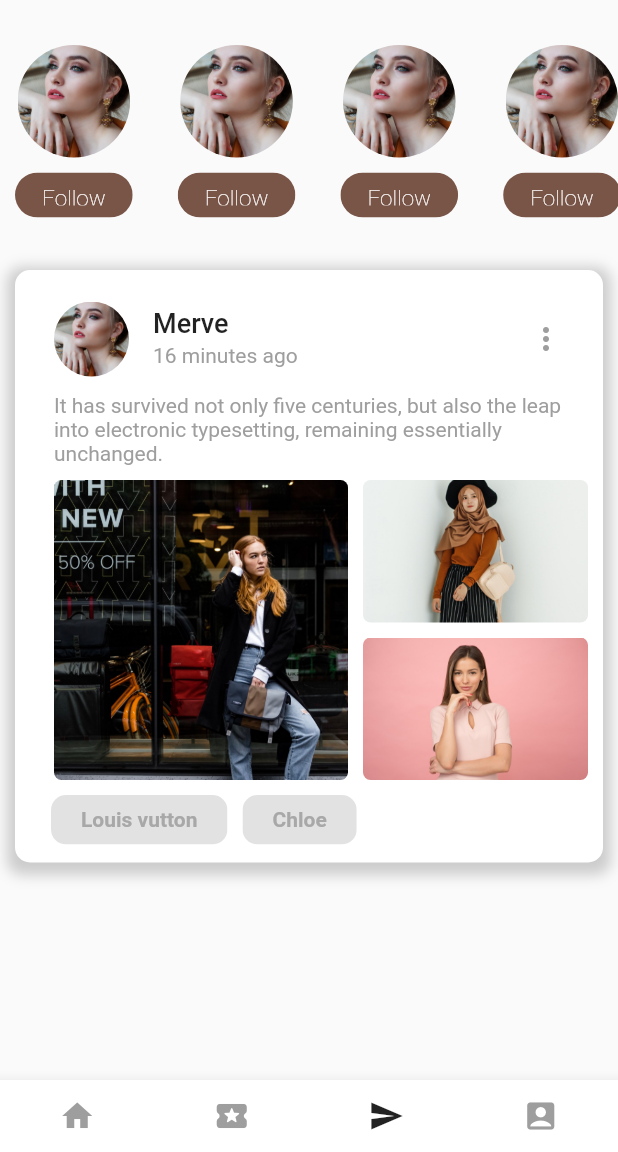
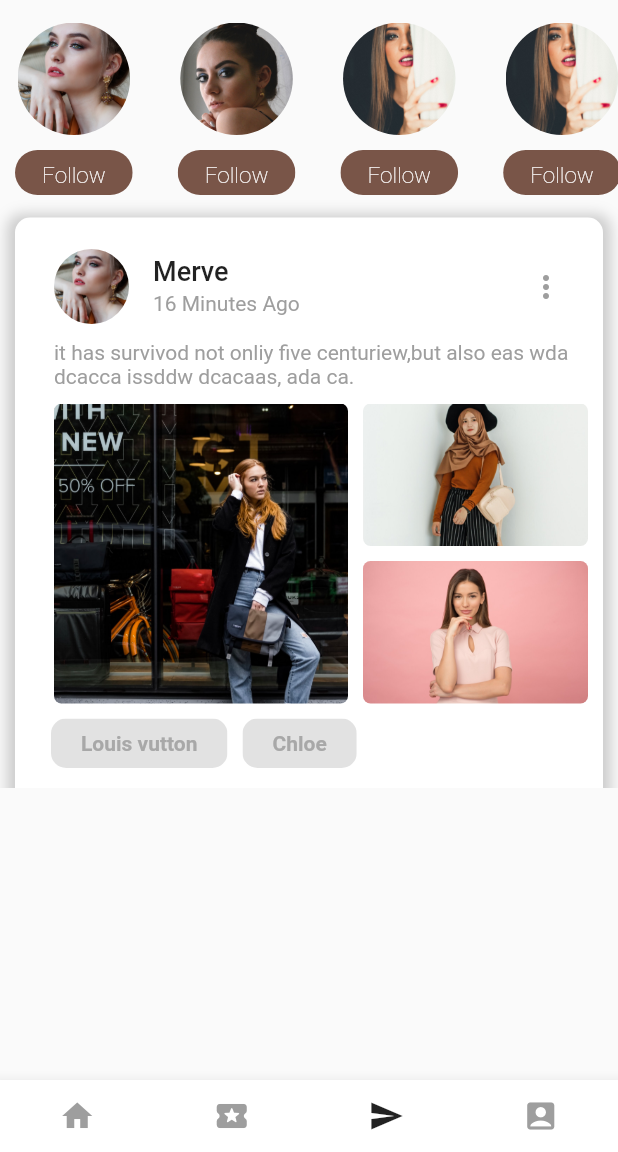
Before and after one commit to ketvolkan/Flutter-Fashion-App-Riverpod, a Flutter app: the screen it shows after launch, on a phone screen of 412 x 824 dp, the part 84-1236 px from its top. Run offline on Flutter 3.47's test engine with Material 2 defaults, Android fonts, the phone set to English and light mode, and no system bars; our stand-ins replace flutter_riverpod.

Commit message:
Projeye riverpod eklendi

```diff
--- a/lib/main.dart
+++ b/lib/main.dart
@@ -1,8 +1,9 @@
 import 'package:flutter/material.dart';
+import 'package:flutter_riverpod/flutter_riverpod.dart';
 import 'package:modaapp/pages/HomePage.dart';
 
 void main() {
-  runApp(const MyApp());
+  runApp(ProviderScope(child: const MyApp()));
 }
 
 class MyApp extends StatelessWidget {
--- /dev/null
+++ b/lib/models/Post.dart
@@ -0,0 +1,16 @@
+import 'package:flutter/cupertino.dart';
+
+@immutable
+class Post {
+  final int id;
+  final String username;
+  final String comment;
+  final String time;
+  final String photoUrl;
+  Post(
+      {required this.id,
+      required this.username,
+      required this.comment,
+      required this.time,
+      required this.photoUrl}) {}
+}
--- a/lib/pages/HomePage.dart
+++ b/lib/pages/HomePage.dart
@@ -3,6 +3,7 @@ import 'package:flutter/material.dart';
 import 'package:modaapp/main.dart';
 import 'package:modaapp/widgets/AppBarWidget.dart';
 import 'package:modaapp/widgets/BottomAppBarWidget.dart';
+import 'package:modaapp/widgets/CardListWidget.dart';
 import 'package:modaapp/widgets/CardWidget.dart';
 import 'package:modaapp/widgets/FollowProfilesWidget.dart';
 
@@ -22,19 +23,13 @@ class _MyHomePageState extends State<MyHomePage> {
         elevation: 0,
         title: AppBarWidget(),
       ),
-      body: SingleChildScrollView(
-        child: Column(
-          children: <Widget>[
-            SizedBox(
-              height: 30,
-            ),
-            FollowProfilesWidget(),
-            CardWidget(),
-            SizedBox(
-              height: 30,
-            ),
-          ],
-        ),
+      body: Column(
+        children: <Widget>[
+          SizedBox(
+            height: 5,
+          ),
+          CardListWidget(),
+        ],
       ),
       bottomNavigationBar: BottomAppBar(
         child: BottomAppBarWidget(),
--- /dev/null
+++ b/lib/providers/imagesProvider.dart
@@ -0,0 +1,19 @@
+import 'package:flutter_riverpod/flutter_riverpod.dart';
+
+final imagesListProvider = Provider<List<String>>((ref) {
+  List<String> images = [
+    "assets/model1.jpeg",
+    "assets/model2.jpeg",
+    "assets/model3.jpeg",
+    "assets/model3.jpeg",
+    "assets/model1.jpeg",
+    "assets/model2.jpeg",
+    "assets/model1.jpeg",
+    "assets/model3.jpeg",
+    "assets/model1.jpeg"
+  ];
+  return images;
+});
+final currentImageProvider = Provider<String>((ref) {
+  throw UnimplementedError();
+});
--- /dev/null
+++ b/lib/providers/postsProvider.dart
@@ -0,0 +1,39 @@
+import 'package:flutter_riverpod/flutter_riverpod.dart';
+import 'package:modaapp/models/Post.dart';
+
+final postListProvider = Provider<List<Post>>((ref) {
+  List<Post> images = [
+    Post(
+        id: 0,
+        username: "Merve",
+        comment:
+            "it has survivod not onliy five centuriew,but also eas wda dcacca issddw dcacaas, ada ca.",
+        time: "16 Minutes Ago",
+        photoUrl: "assets/model1.jpeg"),
+    Post(
+        id: 1,
+        username: "Merve Nur",
+        comment:
+            "asde saddw acase hase not onliy five centuriew,but also eas wda dcacca issddw dcacaas, ada ca.",
+        time: "26 Minutes Ago",
+        photoUrl: "assets/model2.jpeg"),
+    Post(
+        id: 2,
+        username: "Merve Can",
+        comment:
+            "awada dddadswgas dadwd not onliy five centuriew,but also eas wda dcacca issddw dcacaas, ada ca.",
+        time: "126 Minutes Ago",
+        photoUrl: "assets/model3.jpeg"),
+    Post(
+        id: 3,
+        username: "Merve Su",
+        comment:
+            "asddw sadj yw ıurdhuw jduwa sdy five centuriew,but also eas wda dcacca issddw dcacaas, ada ca.",
+        time: "216 Minutes Ago",
+        photoUrl: "assets/model2.jpeg")
+  ];
+  return images;
+});
+final currentPostProvider = Provider<Post>((ref) {
+  throw UnimplementedError();
+});
--- /dev/null
+++ b/lib/widgets/CardListWidget.dart
@@ -0,0 +1,43 @@
+import 'package:flutter/cupertino.dart';
+import 'package:flutter_riverpod/flutter_riverpod.dart';
+import 'package:modaapp/models/Post.dart';
+import 'package:modaapp/providers/postsProvider.dart';
+import 'package:modaapp/widgets/CardWidget.dart';
+import 'package:modaapp/widgets/FollowProfilesWidget.dart';
+
+class CardListWidget extends ConsumerWidget {
+  const CardListWidget({Key? key}) : super(key: key);
+
+  @override
+  Widget build(BuildContext context, WidgetRef ref) {
+    List<Post> _posts = ref.watch(postListProvider);
+    return Column(
+      children: [
+        SizedBox(
+          height: 520,
+          child: ListView.builder(
+              itemCount: _posts.length + 1,
+              itemBuilder: (context, index) {
+                if (index == 0) {
+                  return FollowProfilesWidget();
+                } else if (index == 1) {
+                  return SizedBox(
+                    height: 10,
+                  );
+                } else {
+                  return ProviderScope(
+                    overrides: [
+                      currentPostProvider.overrideWithValue(_posts[index - 2]),
+                    ],
+                    child: CardWidget(),
+                  );
+                }
+              }),
+        ),
+        SizedBox(
+          height: 30,
+        )
+      ],
+    );
+  }
+}
--- a/lib/widgets/CardWidget.dart
+++ b/lib/widgets/CardWidget.dart
@@ -1,12 +1,18 @@
 import 'package:flutter/cupertino.dart';
 import 'package:flutter/material.dart';
+import 'package:flutter_riverpod/flutter_riverpod.dart';
+import 'package:modaapp/models/Post.dart';
+import 'package:modaapp/providers/postsProvider.dart';
 
-class CardWidget extends StatelessWidget {
+class CardWidget extends ConsumerWidget {
   const CardWidget({Key? key}) : super(key: key);
 
   @override
-  Widget build(BuildContext context) {
-    return Center(
+  Widget build(BuildContext context, WidgetRef ref) {
+    Post _currentPost = ref.watch(currentPostProvider);
+    return Column(
+      children: [
+        Center(
           child: Container(
             width: double.infinity,
             height: 395,
@@ -34,21 +40,21 @@ class CardWidget extends StatelessWidget {
                   leading: ClipRRect(
                     borderRadius: BorderRadius.circular(500),
                     child: Image.asset(
-                  "assets/model1.jpeg",
+                      _currentPost.photoUrl,
                       width: 50,
                       height: 50,
                       fit: BoxFit.cover,
                     ),
                   ),
                   title: Text(
-                "Merve",
+                    _currentPost.username,
                     style: TextStyle(
                       fontSize: 18,
                       fontWeight: FontWeight.w500,
                     ),
                   ),
                   subtitle: Text(
-                "16 minutes ago",
+                    _currentPost.time,
                     style: TextStyle(color: Colors.grey),
                   ),
                   trailing: Icon(
@@ -61,7 +67,7 @@ class CardWidget extends StatelessWidget {
                   child: Column(
                     children: [
                       Text(
-                    "It has survived not only five centuries, but also the leap into electronic typesetting, remaining essentially unchanged. ",
+                        _currentPost.comment,
                         style: TextStyle(color: Colors.grey),
                       ),
                       SizedBox(height: 10),
@@ -161,6 +167,9 @@ class CardWidget extends StatelessWidget {
               ],
             ),
           ),
+        ),
+        SizedBox(height: 30),
+      ],
     );
   }
 }
--- a/lib/widgets/FollowProfilesWidget.dart
+++ b/lib/widgets/FollowProfilesWidget.dart
@@ -1,31 +1,34 @@
 import 'package:flutter/cupertino.dart';
+import 'package:flutter_riverpod/flutter_riverpod.dart';
+import 'package:modaapp/providers/imagesProvider.dart';
 import 'package:modaapp/widgets/ProfilesWidget.dart';
 
-class FollowProfilesWidget extends StatelessWidget {
+class FollowProfilesWidget extends ConsumerWidget {
   const FollowProfilesWidget({Key? key}) : super(key: key);
 
   @override
-  Widget build(BuildContext context) {
-    return SingleChildScrollView(
-      child: SizedBox(
-        height: 150,
-        child: ListView(
-          shrinkWrap: true,
-          scrollDirection: Axis.horizontal,
-          children: <Widget>[
-            SizedBox(width: 10),
-            ProfilesWidget(),
-            SizedBox(width: 30),
-            ProfilesWidget(),
-            SizedBox(width: 30),
-            ProfilesWidget(),
-            SizedBox(width: 30),
-            ProfilesWidget(),
-            SizedBox(width: 30),
-            ProfilesWidget(),
-            SizedBox(width: 30),
-          ],
-        ),
+  Widget build(BuildContext context, WidgetRef ref) {
+    List<String> _imagesPath = ref.watch(imagesListProvider);
+    return Container(
+      margin: EdgeInsets.only(left: 10, top: 10),
+      height: 120,
+      child: ListView.builder(
+        shrinkWrap: true,
+        scrollDirection: Axis.horizontal,
+        itemCount: _imagesPath.length + 1,
+        itemBuilder: (context, index) {
+          return index == 0
+              ? SizedBox(
+                  height: 10,
+                )
+              : ProviderScope(
+                  overrides: [
+                    currentImageProvider
+                        .overrideWithValue(_imagesPath[index - 1]),
+                  ],
+                  child: ProfilesWidget(),
+                );
+        },
       ),
     );
   }
--- a/lib/widgets/ProfilesWidget.dart
+++ b/lib/widgets/ProfilesWidget.dart
@@ -1,17 +1,22 @@
 import 'package:flutter/cupertino.dart';
 import 'package:flutter/material.dart';
+import 'package:flutter_riverpod/flutter_riverpod.dart';
+import 'package:modaapp/providers/imagesProvider.dart';
 
-class ProfilesWidget extends StatelessWidget {
+class ProfilesWidget extends ConsumerWidget {
   const ProfilesWidget({Key? key}) : super(key: key);
 
   @override
-  Widget build(BuildContext context) {
-    return Column(
+  Widget build(BuildContext context, WidgetRef ref) {
+    String _currentImage = ref.watch(currentImageProvider);
+    return Row(
+      children: [
+        Column(
           children: [
             ClipRRect(
               borderRadius: BorderRadius.circular(500),
               child: Image.asset(
-            "assets/model1.jpeg",
+                _currentImage,
                 width: 75,
                 height: 75,
                 fit: BoxFit.cover,
@@ -39,6 +44,9 @@ class ProfilesWidget extends StatelessWidget {
               ),
             ),
           ],
+        ),
+        SizedBox(width: 30),
+      ],
     );
   }
 }
```
Lines whose indentation alone changed are shown as unchanged.
